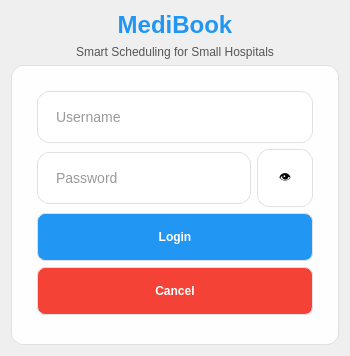
Qt form gui/loginwindow.ui (VanBao6002/PBL2_Appointment_Scheduling_System) before a commit.
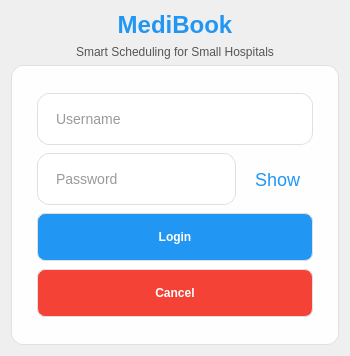
The same form after that commit.

Patch:
```diff
--- a/gui/loginwindow.ui
+++ b/gui/loginwindow.ui
@@ -79,8 +79,14 @@
         </item>
         <item>
          <widget class="QToolButton" name="showPasswordButton">
+          <property name="toolTip">
+           <string>Show/Hide Password</string>
+          </property>
+          <property name="styleSheet">
+           <string notr="true">font-size: 18px; color: #2196F3; background: transparent; border: none; padding: 0 6px;</string>
+          </property>
           <property name="text">
-           <string>👁️</string>
+           <string notr="true">Show</string>
           </property>
           <property name="checkable">
            <bool>true</bool>
```
